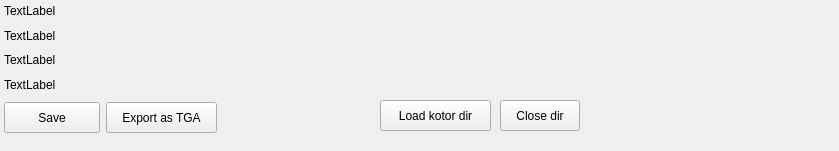
xoreos/phaethon, file ui/resourceinfopanel.ui: the form before one commit.
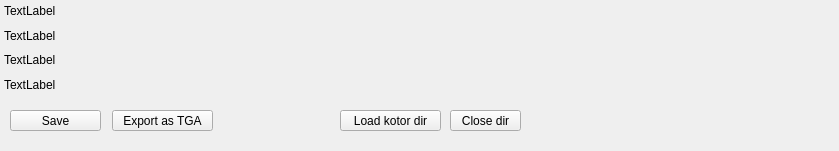
The form after the commit.

```diff
--- a/ui/resourceinfopanel.ui
+++ b/ui/resourceinfopanel.ui
@@ -7,7 +7,7 @@
     <x>0</x>
     <y>0</y>
     <width>839</width>
-    <height>146</height>
+    <height>149</height>
    </rect>
   </property>
   <property name="windowTitle">
@@ -159,18 +159,12 @@
      <widget class="QPushButton" name="bLoadKotorDir">
       <property name="geometry">
        <rect>
-        <x>380</x>
-        <y>100</y>
-        <width>111</width>
-        <height>31</height>
+        <x>340</x>
+        <y>110</y>
+        <width>101</width>
+        <height>21</height>
        </rect>
       </property>
-      <property name="sizePolicy">
-       <sizepolicy hsizetype="Maximum" vsizetype="Fixed">
-        <horstretch>0</horstretch>
-        <verstretch>0</verstretch>
-       </sizepolicy>
-      </property>
       <property name="text">
        <string>Load kotor dir</string>
       </property>
@@ -178,18 +172,12 @@
      <widget class="QPushButton" name="bSave">
       <property name="geometry">
        <rect>
-        <x>4</x>
-        <y>102</y>
-        <width>96</width>
-        <height>31</height>
+        <x>10</x>
+        <y>110</y>
+        <width>91</width>
+        <height>21</height>
        </rect>
       </property>
-      <property name="sizePolicy">
-       <sizepolicy hsizetype="Maximum" vsizetype="Fixed">
-        <horstretch>0</horstretch>
-        <verstretch>0</verstretch>
-       </sizepolicy>
-      </property>
       <property name="text">
        <string>Save</string>
       </property>
@@ -197,18 +185,12 @@
      <widget class="QPushButton" name="bCloseDir">
       <property name="geometry">
        <rect>
-        <x>500</x>
-        <y>100</y>
-        <width>80</width>
-        <height>31</height>
+        <x>450</x>
+        <y>110</y>
+        <width>71</width>
+        <height>21</height>
        </rect>
       </property>
-      <property name="sizePolicy">
-       <sizepolicy hsizetype="Maximum" vsizetype="Fixed">
-        <horstretch>0</horstretch>
-        <verstretch>0</verstretch>
-       </sizepolicy>
-      </property>
       <property name="text">
        <string>Close dir</string>
       </property>
@@ -216,10 +198,10 @@
      <widget class="QPushButton" name="bExportTGA">
       <property name="geometry">
        <rect>
-        <x>106</x>
-        <y>102</y>
-        <width>111</width>
-        <height>31</height>
+        <x>112</x>
+        <y>110</y>
+        <width>101</width>
+        <height>21</height>
        </rect>
       </property>
       <property name="text">
```
